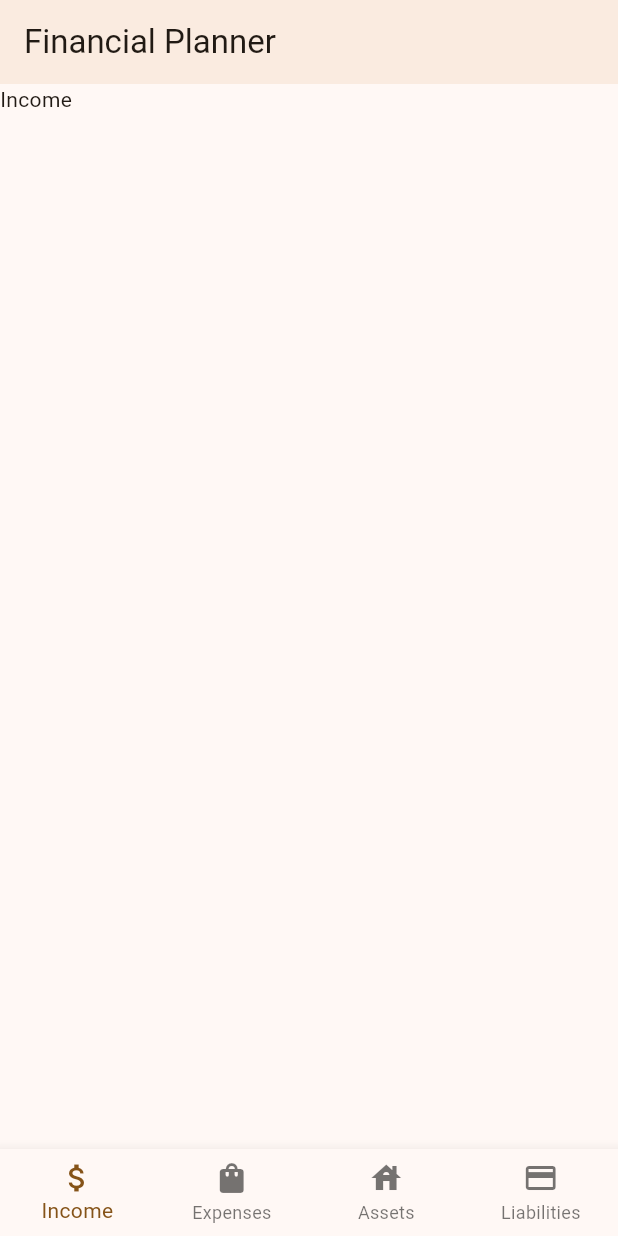
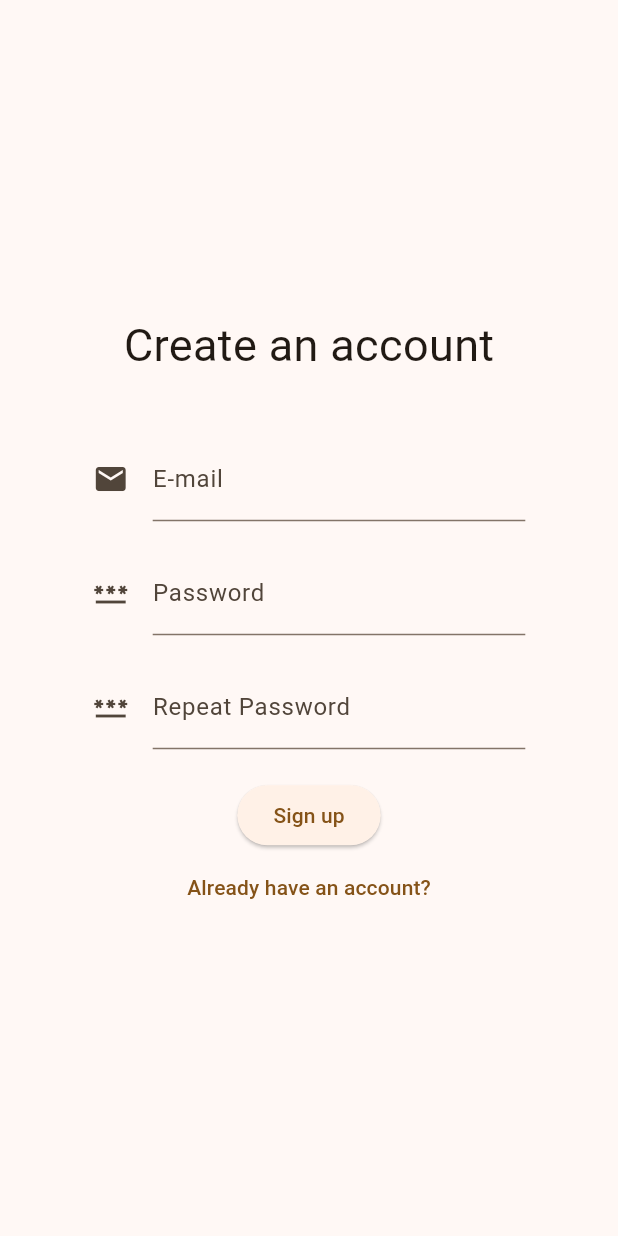
Before and after one commit to twoaxis/finance, a Flutter app: the screen it shows after launch, on a phone screen of 412 x 824 dp. Run offline on Flutter 3.47's test engine with Material 3 defaults, Android fonts, the phone set to English and light mode, and no system bars; our stand-ins replace firebase_auth, firebase_core; accounts and stored records are empty.

Commit message:
feat(auth): add signup page
This commit adds signing up capabilities to the application, adding sign
up page and an onboarding setup with 2 possible pages, the login page is
currently not done.

Also rearranges the files in a more organized way where we
have two "modules" called `onboarding/` and `app/` which differentiates
between the onboarding process (signing up and logging in) and the app
itself once you're authenticated.

Also removes the Firebase emulators setup because I had problems with it
running on HTTP and not HTTPS.

Also removes widget test since I don't plan on creating tests anytime
soon and it's outdated.

```diff
--- a/lib/main.dart
+++ b/lib/main.dart
@@ -1,10 +1,7 @@
-import 'package:financial_planner_mobile/pages/assets.dart';
-import 'package:financial_planner_mobile/pages/expenses.dart';
-import 'package:financial_planner_mobile/pages/income.dart';
-import 'package:financial_planner_mobile/pages/liabilities.dart';
+import 'package:firebase_core/firebase_core.dart';
+import 'package:financial_planner_mobile/ui/onboarding/onboarding.dart';
 import 'package:financial_planner_mobile/util/theme.dart';
 import 'package:flutter/material.dart';
-import 'package:firebase_core/firebase_core.dart';
 import 'firebase_options.dart';
 
 void main() async {
@@ -13,19 +10,11 @@ void main() async {
     options: DefaultFirebaseOptions.currentPlatform,
   );
 
-  runApp(const MyApp());
+  runApp(const FinancialPlanner());
 }
 
-class MyApp extends StatefulWidget {
-  const MyApp({super.key});
-
-  @override
-  State<MyApp> createState() => _MyAppState();
-}
-
-class _MyAppState extends State<MyApp> {
-
-  int selected = 0;
+class FinancialPlanner extends StatelessWidget{
+  const FinancialPlanner({super.key});
 
   // This widget is the root of your application.
   @override
@@ -36,36 +25,7 @@ class _MyAppState extends State<MyApp> {
         colorScheme: lightTheme,
         useMaterial3: true,
       ),
-      home: Scaffold(
-        body: IndexedStack(
-          index: selected,
-          children: const [
-            IncomePage(),
-            ExpensesPage(),
-            AssetsPage(),
-            LiabilitiesPage(),
-          ],
-        ),
-        appBar: AppBar(
-          title: const Text("Financial Planner"),
-          backgroundColor: lightTheme.surfaceContainer,
-        ),
-        bottomNavigationBar: BottomNavigationBar(
-          type: BottomNavigationBarType.fixed,
-          currentIndex: selected,
-          items: const [
-            BottomNavigationBarItem(icon: Icon(Icons.attach_money), label: "Income"),
-            BottomNavigationBarItem(icon: Icon(Icons.shopping_bag), label: "Expenses"),
-            BottomNavigationBarItem(icon: Icon(Icons.house), label: "Assets"),
-            BottomNavigationBarItem(icon: Icon(Icons.payment), label: "Liabilities")
-          ],
-          onTap: (index) {
-            setState(() {
-              selected = index;
-            });
-          },
-        ),
-      )
+      home: Onboarding()
     );
   }
 }
--- /dev/null
+++ b/lib/ui/onboarding/onboarding.dart
@@ -0,0 +1,36 @@
+import 'package:financial_planner_mobile/ui/onboarding/screens/signup.dart';
+import 'package:firebase_auth/firebase_auth.dart';
+import 'package:flutter/material.dart';
+
+class Onboarding extends StatefulWidget {
+  const Onboarding({super.key});
+
+  @override
+  State<Onboarding> createState() => _OnboardingState();
+}
+
+class _OnboardingState extends State<Onboarding> {
+
+  int page = 1;
+
+  void changePage(int x) {
+    setState(() {
+      page = x;
+    });
+  }
+
+  @override
+  Widget build(BuildContext context) {
+    return Scaffold(
+      body: Center(
+        child: IndexedStack(
+          index: page,
+          children: [
+            const Text("blah"),
+            SignupPage(changePage: changePage)
+          ],
+        )
+      )
+    );
+  }
+}
--- /dev/null
+++ b/lib/ui/onboarding/screens/signup.dart
@@ -0,0 +1,151 @@
+import 'package:flutter/material.dart';
+import 'package:firebase_auth/firebase_auth.dart';
+
+class SignupPage extends StatefulWidget {
+  final Function(int page) changePage;
+
+  const SignupPage({super.key, required this.changePage});
+
+  @override
+  State<SignupPage> createState() => _SignupPageState();
+}
+
+class _SignupPageState extends State<SignupPage> {
+
+  bool pending = false;
+  String error = "";
+
+  TextEditingController emailController = TextEditingController();
+  TextEditingController passwordController = TextEditingController();
+  TextEditingController repeatPasswordController = TextEditingController();
+
+  @override
+  Widget build(BuildContext context) {
+    return  Column(
+      crossAxisAlignment: CrossAxisAlignment.center,
+      mainAxisAlignment: MainAxisAlignment.center,
+      children: [
+        const Text(
+          "Create an account",
+          style: TextStyle(fontSize: 30),
+        ),
+        const SizedBox(
+          height: 20,
+
+        ),
+        error.isNotEmpty ?
+          Text(
+            error,
+            style: const TextStyle(
+              color: Colors.red,
+              fontSize: 20
+            ),
+          )
+          :
+          const SizedBox(
+            height: 20,
+          ),
+        SizedBox(
+          width: MediaQuery.of(context).size.width * 0.7, // Set width to 90% of screen size
+          child: TextField(
+            controller: emailController,
+            enabled: !pending,
+            textInputAction: TextInputAction.next,
+            decoration: const InputDecoration(
+              icon: Icon(Icons.email),
+              hintText: "john@hotmail.com",
+              labelText: "E-mail",
+            ),
+          ),
+        ),
+        const SizedBox(
+          height: 20,
+        ),
+        SizedBox(
+          width: MediaQuery.of(context).size.width * 0.7, // Set width to 90% of screen size
+          child: TextField(
+            obscureText: true,
+            controller: passwordController,
+            enabled: !pending,
+            textInputAction: TextInputAction.next,
+            decoration: const InputDecoration(
+              icon: Icon(Icons.password),
+              hintText: "⦁⦁⦁⦁⦁⦁⦁⦁⦁⦁⦁",
+              labelText: "Password",
+            )
+          ),
+        ),
+        const SizedBox(
+          height: 20,
+        ),
+        SizedBox(
+          width: MediaQuery.of(context).size.width * 0.7, // Set width to 90% of screen size
+          child: TextField(
+            controller: repeatPasswordController,
+            obscureText: true,
+            textInputAction: TextInputAction.done,
+            enabled: !pending,
+            decoration: const InputDecoration(
+              icon: Icon(Icons.password),
+              hintText: "⦁⦁⦁⦁⦁⦁⦁⦁⦁⦁⦁",
+              labelText: "Repeat Password",
+            )
+          ),
+        ),
+        const SizedBox(
+          height: 20,
+        ),
+        ElevatedButton(onPressed: pending ? null : () async {
+
+          setState(() {
+            pending = true;
+            error = "";
+          });
+
+          try {
+            if(emailController.text.isEmpty || passwordController.text.isEmpty || repeatPasswordController.text.isEmpty) {
+              setState(() {
+                error = "Please fill all fields";
+              });
+            }
+            else if(passwordController.text != repeatPasswordController.text) {
+              setState(() {
+                error = "The passwords don't match";
+              });
+            }
+            else {
+              final credential = await FirebaseAuth.instance.createUserWithEmailAndPassword(
+                email: emailController.text,
+                password: passwordController.text,
+              );
+
+              await credential.user?.sendEmailVerification();
+            }
+          }
+          on FirebaseAuthException catch (e) {
+            if (e.code == 'weak-password') {
+              setState(() {
+                error = "Your password is too weak";
+              });
+            } else if (e.code == 'email-already-in-use') {
+              setState(() {
+                error = "E-mail is already in use";
+              });
+            }
+          }
+          finally {
+
+            setState(() {
+              pending = false;
+            });
+          }
+
+        }, child: const Text("Sign up")),
+        TextButton(onPressed: pending ? null : () async {
+          widget.changePage(0);
+
+        }, child: const Text("Already have an account?"))
+      ],
+    );
+  }
+}
```
Also changed, not shown: lib/ui/app/app.dart (added, +52 -0 lines), firebase.json, lib/ui/app/screens/assets.dart (renamed from lib/pages/assets.dart), lib/ui/app/screens/expenses.dart (renamed from lib/pages/expenses.dart), lib/ui/app/screens/income.dart (renamed from lib/pages/income.dart), lib/ui/app/screens/liabilities.dart (renamed from lib/pages/liabilities.dart), 1 other file.
